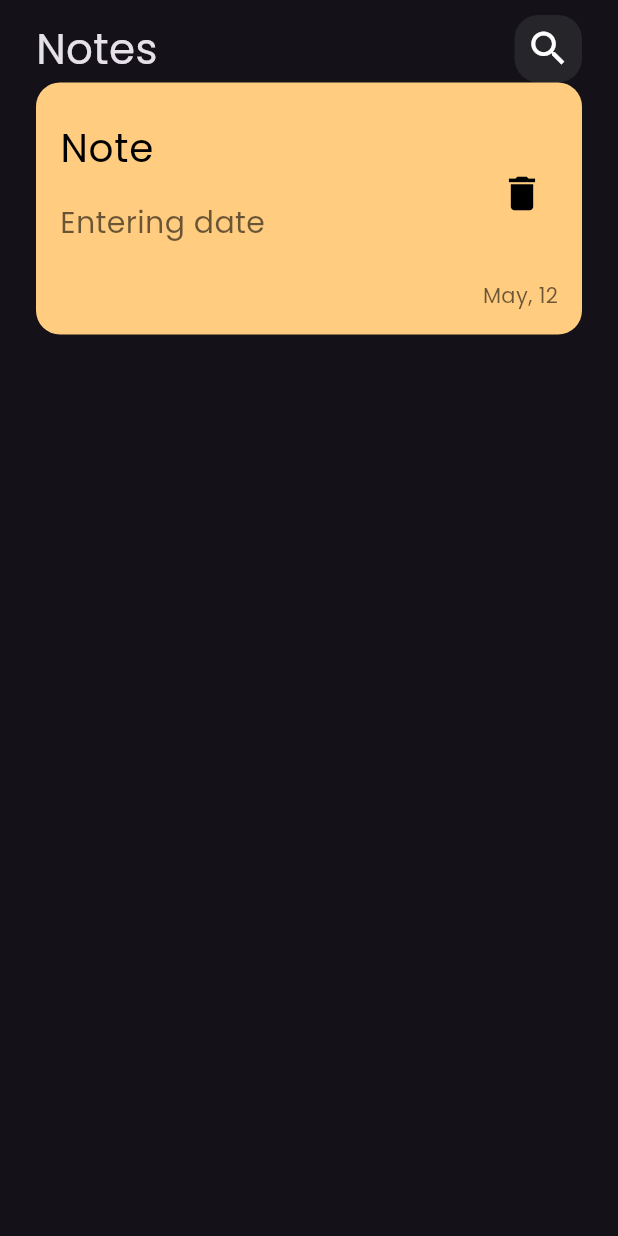
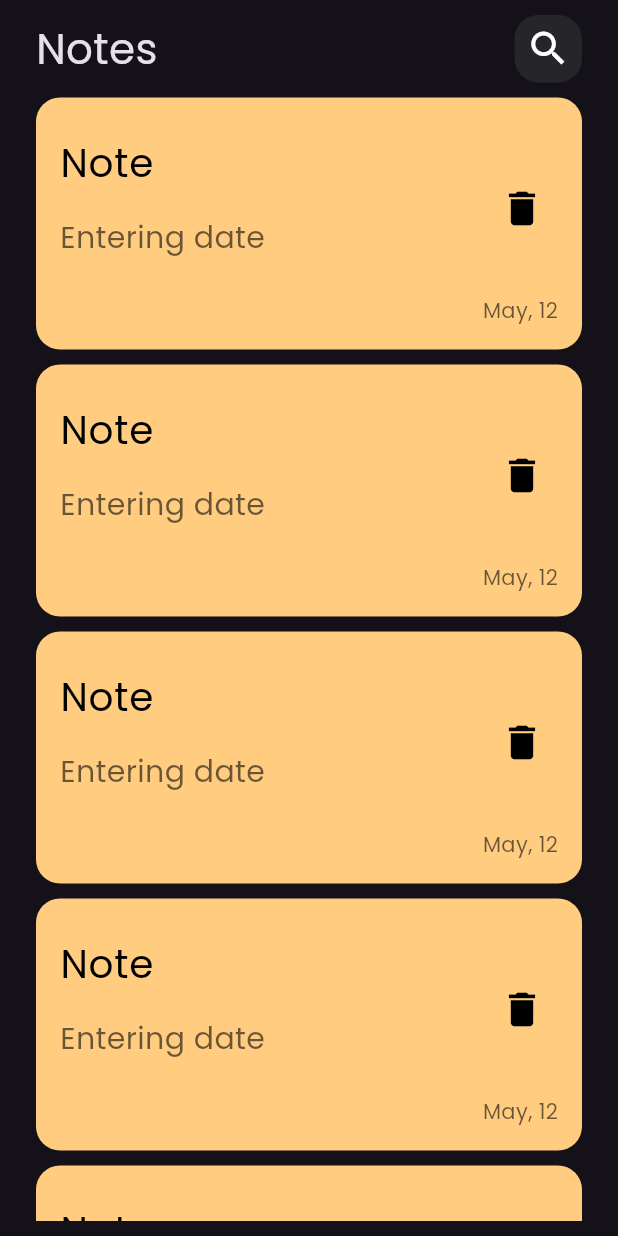
Before and after one commit to MuhammedAli21/notes_app, a Flutter app: the screen it shows after launch, on a phone screen of 412 x 824 dp. Run offline on Flutter 3.47's test engine with Material 3 defaults, Android fonts, the phone set to English and light mode, and no system bars.

Commit message:
create note list view

```diff
--- a/lib/widgets/notes_card.dart
+++ b/lib/widgets/notes_card.dart
@@ -5,7 +5,9 @@ class NotesCard extends StatelessWidget {
 
   @override
   Widget build(BuildContext context) {
-    return Container(
+    return Padding(
+      padding: const EdgeInsets.only(top: 10),
+      child: Container(
         decoration: BoxDecoration(
           color: const Color(0xffFFCC80),
           borderRadius: BorderRadius.circular(16),
@@ -45,6 +47,7 @@ class NotesCard extends StatelessWidget {
             ],
           ),
         ),
+      ),
     );
   }
 }
--- /dev/null
+++ b/lib/widgets/notes_listview.dart
@@ -0,0 +1,16 @@
+import 'package:flutter/material.dart';
+import 'package:todo_app_tharawt/widgets/notes_card.dart';
+
+class NotesListView extends StatelessWidget {
+  const NotesListView({super.key});
+
+  @override
+  Widget build(BuildContext context) {
+    return ListView.builder(
+      itemCount: 10,
+      itemBuilder: (context, index) {
+        return const NotesCard();
+      },
+    );
+  }
+}
--- a/lib/widgets/notes_view_body.dart
+++ b/lib/widgets/notes_view_body.dart
@@ -1,6 +1,7 @@
 import 'package:flutter/material.dart';
 import 'package:todo_app_tharawt/widgets/custome_search_icon.dart';
 import 'package:todo_app_tharawt/widgets/notes_card.dart';
+import 'package:todo_app_tharawt/widgets/notes_listview.dart';
 
 class NotesViewBody extends StatelessWidget {
   const NotesViewBody({super.key});
@@ -19,7 +20,7 @@ class NotesViewBody extends StatelessWidget {
                 CustomeSearchIcon(),
               ],
             ),
-            NotesCard(),
+            Expanded(child: NotesListView()),
           ],
         ),
       ),
```
Lines whose indentation alone changed are shown as unchanged.
